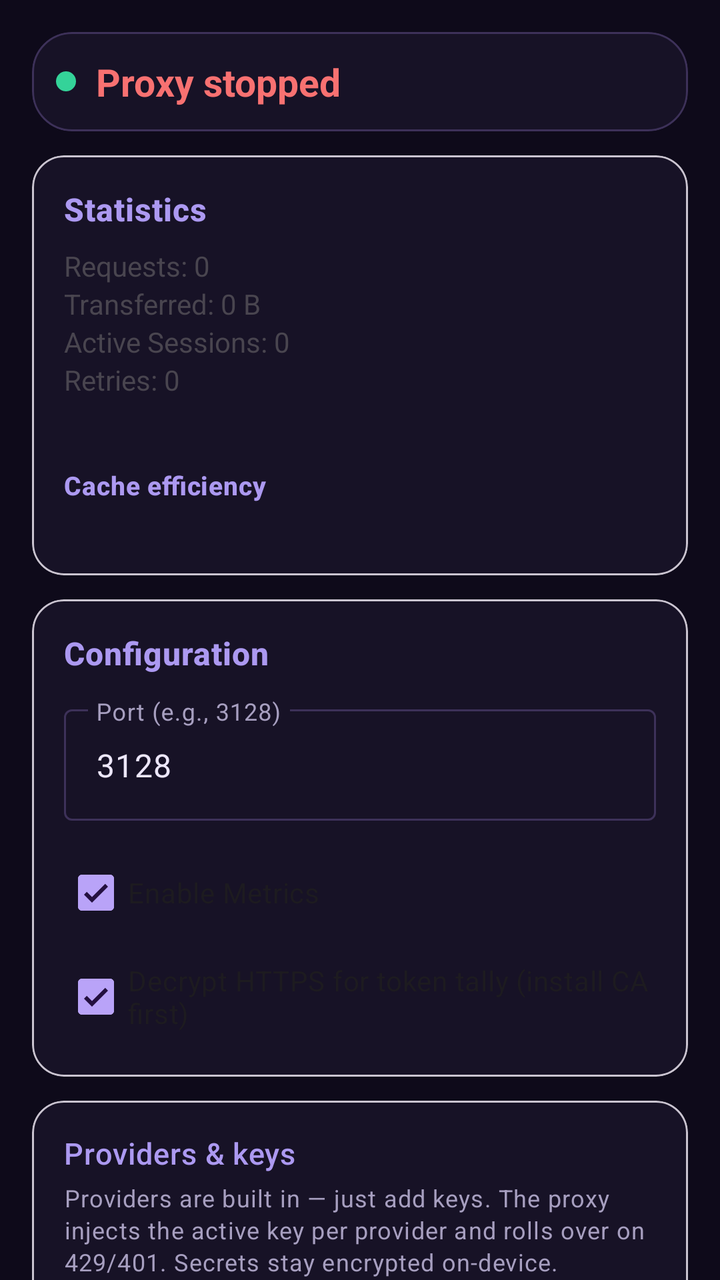
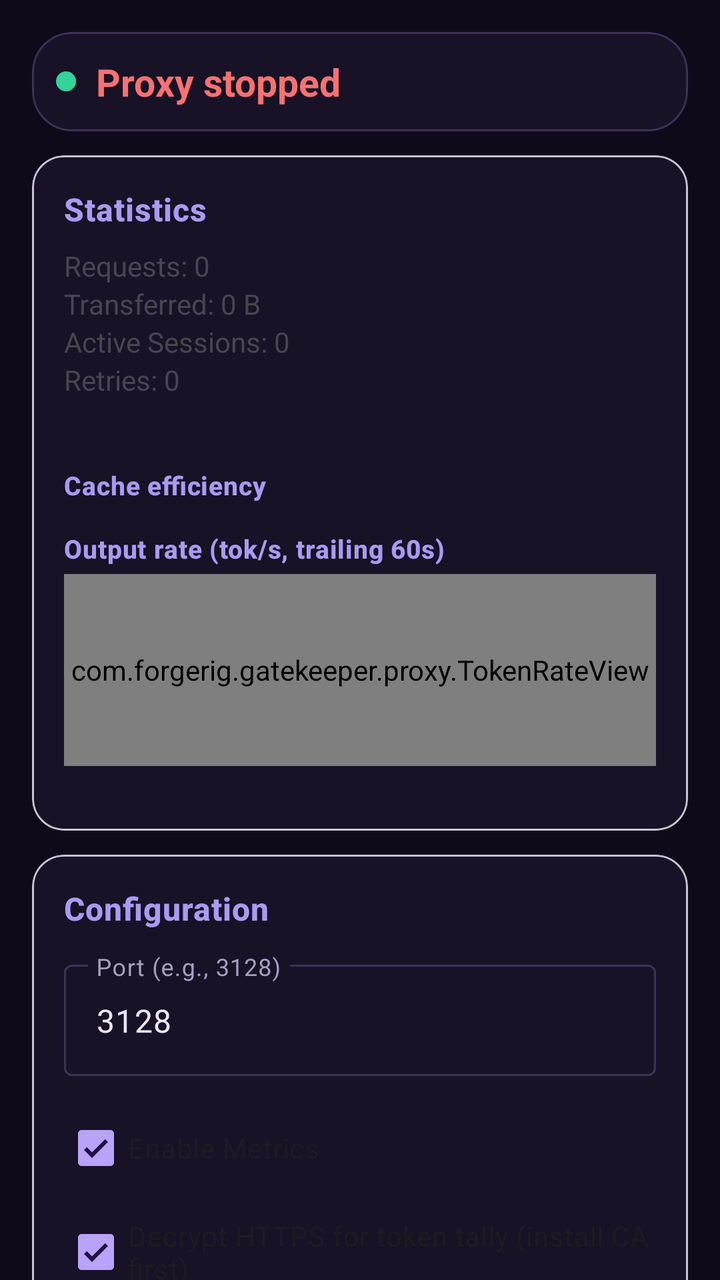

Two renders of the same Android screen: before a commit and after it. Below are the layout's source before the change and the commit's diff.
<!-- AndroidManifest.xml: activity theme Theme.ProxyApp.NoActionBar -->
<!-- res/layout/activity_main.xml -->
<?xml version="1.0" encoding="utf-8"?>
<androidx.constraintlayout.widget.ConstraintLayout
    xmlns:android="http://schemas.android.com/apk/res/android"
    xmlns:app="http://schemas.android.com/apk/res-auto"
    xmlns:tools="http://schemas.android.com/tools"
    android:layout_width="match_parent"
    android:layout_height="match_parent"
    android:fitsSystemWindows="true"
    tools:context=".MainActivity">

    <androidx.core.widget.NestedScrollView
        android:layout_width="match_parent"
        android:layout_height="0dp"
        android:fillViewport="true"
        app:layout_constraintBottom_toBottomOf="parent"
        app:layout_constraintTop_toTopOf="parent"
        app:layout_constraintStart_toStartOf="parent"
        app:layout_constraintEnd_toEndOf="parent">

        <LinearLayout
            android:layout_width="match_parent"
            android:layout_height="wrap_content"
            android:orientation="vertical"
            android:padding="16dp">

            <com.google.android.material.card.MaterialCardView
                android:id="@+id/statusCard"
                android:layout_width="match_parent"
                android:layout_height="wrap_content"
                android:layout_marginBottom="12dp"
                app:cardCornerRadius="20dp"
                app:strokeWidth="1dp"
                app:strokeColor="@color/outline"
                app:cardBackgroundColor="@color/surface">

                <LinearLayout
                    android:layout_width="match_parent"
                    android:layout_height="wrap_content"
                    android:orientation="vertical"
                    android:padding="12dp">

                    <LinearLayout
                        android:layout_width="match_parent"
                        android:layout_height="wrap_content"
                        android:orientation="horizontal"
                        android:gravity="center_vertical">

                        <View
                            android:id="@+id/statusDot"
                            android:layout_width="10dp"
                            android:layout_height="10dp"
                            android:layout_marginEnd="10dp"
                            android:background="@drawable/status_dot" />

                        <TextView
                            android:id="@+id/statusText"
                            android:layout_width="0dp"
                            android:layout_height="wrap_content"
                            android:layout_weight="1"
                            android:text="@string/proxy_stopped"
                            android:textSize="19sp"
                            android:textStyle="bold"
                            android:textColor="@color/red" />
                    </LinearLayout>

                    <TextView
                        android:id="@+id/portText"
                        android:layout_width="match_parent"
                        android:layout_height="wrap_content"
                        android:text=""
                        android:textSize="13sp"
                        android:gravity="center"
                        android:layout_marginTop="4dp"
                        android:textColor="@color/purple_200"
                        android:visibility="gone"/>

                    <TextView
                        android:id="@+id/upstreamText"
                        android:layout_width="match_parent"
                        android:layout_height="wrap_content"
                        android:text=""
                        android:textSize="12sp"
                        android:gravity="center"
                        android:layout_marginTop="2dp"
                        android:visibility="gone"/>
                </LinearLayout>
            </com.google.android.material.card.MaterialCardView>

            <com.google.android.material.card.MaterialCardView
                android:id="@+id/statsCard"
                android:layout_width="match_parent"
                android:layout_height="wrap_content"
                app:cardBackgroundColor="@color/surface"
                android:layout_marginBottom="12dp"
                app:cardCornerRadius="16dp">

                <LinearLayout
                    android:layout_width="match_parent"
                    android:layout_height="wrap_content"
                    android:orientation="vertical"
                    android:padding="16dp">

                    <TextView
                        android:layout_width="match_parent"
                        android:layout_height="wrap_content"
                        android:text="Statistics"
                        android:textSize="16sp"
                        android:textStyle="bold"
                        style="@style/Text.SectionTitle"/>

                    <TextView
                        android:id="@+id/requestsText"
                        android:layout_width="match_parent"
                        android:layout_height="wrap_content"
                        android:text="Requests: 0"
                        android:layout_marginTop="8dp"/>

                    <TextView
                        android:id="@+id/bytesText"
                        android:layout_width="match_parent"
                        android:layout_height="wrap_content"
                        android:text="Transferred: 0 B"/>

                    <TextView
                        android:id="@+id/sessionsText"
                        android:layout_width="match_parent"
                        android:layout_height="wrap_content"
                        android:text="Active Sessions: 0"/>

                    <TextView
                        android:id="@+id/retriesText"
                        android:layout_width="match_parent"
                        android:layout_height="wrap_content"
                        android:text="Retries: 0"/>

                    <TableLayout
                        android:id="@+id/tokensTable"
                        android:layout_width="match_parent"
                        android:layout_height="wrap_content"
                        android:layout_marginTop="8dp"
                        android:stretchColumns="1,2,3,4"
                        android:shrinkColumns="0">
                    </TableLayout>

                    <TextView
                        android:id="@+id/tokensFooterText"
                        android:layout_width="match_parent"
                        android:layout_height="wrap_content"
                        android:textSize="12sp"
                        android:fontFamily="monospace"
                        android:textColor="@color/title_violet"
                        android:text=""/>

                    <TextView
                        android:layout_width="match_parent"
                        android:layout_height="wrap_content"
                        android:layout_marginTop="10dp"
                        android:text="Cache efficiency"
                        android:textSize="13sp"
                        android:textStyle="bold"
                        style="@style/Text.SectionTitle"/>

                    <LinearLayout
                        android:id="@+id/cacheChart"
                        android:layout_width="match_parent"
                        android:layout_height="wrap_content"
                        android:layout_marginTop="4dp"
                        android:orientation="vertical">
                    </LinearLayout>

                    <TextView
                        android:id="@+id/hostsText"
                        android:layout_width="match_parent"
                        android:layout_height="wrap_content"
                        android:textSize="12sp"
                        android:fontFamily="monospace"
                        android:text=""/>
                </LinearLayout>
            </com.google.android.material.card.MaterialCardView>

            <com.google.android.material.card.MaterialCardView
                android:id="@+id/configCard"
                android:layout_width="match_parent"
                android:layout_height="wrap_content"
                app:cardBackgroundColor="@color/surface"
                android:layout_marginBottom="12dp"
                app:cardCornerRadius="16dp">

                <LinearLayout
                    android:layout_width="match_parent"
                    android:layout_height="wrap_content"
                    android:orientation="vertical"
                    android:padding="16dp">

                    <TextView
                        android:layout_width="match_parent"
                        android:layout_height="wrap_content"
                        android:text="Configuration"
                        android:textSize="16sp"
                        android:textStyle="bold"
                        style="@style/Text.SectionTitle"/>

                    <com.google.android.material.textfield.TextInputLayout
                        android:layout_width="match_parent"
                        android:layout_height="wrap_content"
                        android:layout_marginTop="12dp"
                        android:hint="@string/port_hint"
                        style="@style/Widget.Material3.TextInputLayout.OutlinedBox">

                        <com.google.android.material.textfield.TextInputEditText
                            android:id="@+id/portInput"
                            android:layout_width="match_parent"
                            android:layout_height="wrap_content"
                            android:inputType="number"
                            android:text="3128"/>
                    </com.google.android.material.textfield.TextInputLayout>

                    <com.google.android.material.checkbox.MaterialCheckBox
                        android:id="@+id/metricsCheck"
                        android:layout_width="wrap_content"
                        android:layout_height="wrap_content"
                        android:layout_marginTop="12dp"
                        android:text="@string/metrics_enabled"
                        android:checked="true"/>

                    <com.google.android.material.checkbox.MaterialCheckBox
                        android:id="@+id/mitmCheck"
                        android:layout_width="wrap_content"
                        android:layout_height="wrap_content"
                        android:layout_marginTop="4dp"
                        android:text="@string/mitm_enabled"
                        android:checked="true"/>
                </LinearLayout>
            </com.google.android.material.card.MaterialCardView>

            <com.google.android.material.card.MaterialCardView
                android:id="@+id/providersCard"
                android:layout_width="match_parent"
                android:layout_height="wrap_content"
                android:layout_marginBottom="12dp"
                app:cardCornerRadius="16dp"
                app:cardBackgroundColor="@color/surface">

                <LinearLayout
                    android:layout_width="match_parent"
                    android:layout_height="wrap_content"
                    android:orientation="vertical"
                    android:padding="16dp">

                    <TextView
                        android:layout_width="match_parent"
                        android:layout_height="wrap_content"
                        style="@style/Text.SectionTitle"
                        android:text="@string/providers_title"/>

                    <TextView
                        android:layout_width="match_parent"
                        android:layout_height="wrap_content"
                        style="@style/Text.Hint"
                        android:layout_marginTop="4dp"
                        android:text="@string/providers_hint"/>

                    <TextView
                        android:id="@+id/providersSummaryText"
                        android:layout_width="match_parent"
                        android:layout_height="wrap_content"
                        android:layout_marginTop="8dp"
                        android:textSize="13sp"
                        android:fontFamily="monospace"
                        android:text="no providers configured"/>

                    <com.google.android.material.button.MaterialButton
                        android:id="@+id/addKeyButton"
                        android:layout_width="match_parent"
                        android:layout_height="wrap_content"
                        android:layout_marginTop="8dp"
                        android:text="@string/add_key"
                        style="@style/Widget.Material3.Button.TonalButton"/>

                    <LinearLayout
                        android:layout_width="match_parent"
                        android:layout_height="wrap_content"
                        android:orientation="horizontal"
                        android:layout_marginTop="8dp">

                        <com.google.android.material.button.MaterialButton
                            android:id="@+id/exportBackupButton"
                            android:layout_width="0dp"
                            android:layout_height="wrap_content"
                            android:layout_weight="1"
                            android:layout_marginEnd="4dp"
                            android:text="@string/export_backup"
                            style="@style/Widget.Material3.Button.OutlinedButton"/>

                        <com.google.android.material.button.MaterialButton
                            android:id="@+id/importBackupButton"
                            android:layout_width="0dp"
                            android:layout_height="wrap_content"
                            android:layout_weight="1"
                            android:layout_marginStart="4dp"
                            android:text="@string/import_backup"
                            style="@style/Widget.Material3.Button.OutlinedButton"/>
                    </LinearLayout>

                    <com.google.android.material.button.MaterialButton
                        android:id="@+id/exportCaButton"
                        android:layout_width="match_parent"
                        android:layout_height="wrap_content"
                        android:layout_marginTop="8dp"
                        android:text="@string/export_ca"
                        style="@style/Widget.Material3.Button.OutlinedButton"/>
                </LinearLayout>
            </com.google.android.material.card.MaterialCardView>

            <com.google.android.material.card.MaterialCardView
                android:id="@+id/eventsCard"
                android:layout_width="match_parent"
                android:layout_height="wrap_content"
                android:layout_marginBottom="12dp"
                app:cardCornerRadius="16dp"
                app:cardBackgroundColor="@color/surface">

                <LinearLayout
                    android:layout_width="match_parent"
                    android:layout_height="wrap_content"
                    android:orientation="vertical"
                    android:padding="16dp">

                    <TextView
                        android:layout_width="match_parent"
                        android:layout_height="wrap_content"
                        style="@style/Text.SectionTitle"
                        android:text="@string/events_title"/>

                    <ScrollView
                        android:id="@+id/eventsScrollView"
                        android:layout_width="match_parent"
                        android:layout_height="wrap_content"
                        android:maxHeight="220dp"
                        android:layout_marginTop="8dp"
                        android:background="@drawable/script_block_bg">

                        <TextView
                            android:id="@+id/eventsText"
                            android:layout_width="match_parent"
                            android:layout_height="wrap_content"
                            android:padding="10dp"
                            style="@style/Text.ScriptBlock"
                            android:text="No events yet — start the proxy."/>
                    </ScrollView>
                </LinearLayout>
            </com.google.android.material.card.MaterialCardView>

            <LinearLayout
                android:layout_width="match_parent"
                android:layout_height="wrap_content"
                android:orientation="horizontal"
                android:gravity="center"
                android:layout_marginTop="4dp">

                <com.google.android.material.button.MaterialButton
                    android:id="@+id/startStopButton"
                    android:layout_width="0dp"
                    android:layout_height="wrap_content"
                    android:layout_weight="1"
                    android:layout_marginEnd="8dp"
                    android:text="@string/start_proxy"
                    app:icon="@android:drawable/ic_media_play"/>

                <com.google.android.material.button.MaterialButton
                    android:id="@+id/exportButton"
                    android:layout_width="0dp"
                    android:layout_height="wrap_content"
                    android:layout_weight="1"
                    android:layout_marginStart="8dp"
                    android:text="@string/export_metrics"/>
            </LinearLayout>

            <com.google.android.material.button.MaterialButton
                android:id="@+id/clearButton"
                android:layout_width="match_parent"
                android:layout_height="wrap_content"
                android:layout_marginTop="8dp"
                android:text="@string/clear_metrics"
                style="@style/Widget.Material3.Button.OutlinedButton"/>

            <com.google.android.material.card.MaterialCardView
                android:id="@+id/setupScriptCard"
                android:layout_width="match_parent"
                android:layout_height="wrap_content"
                app:cardBackgroundColor="@color/surface"
                android:layout_marginTop="12dp"
                app:cardCornerRadius="16dp">

                <LinearLayout
                    android:layout_width="match_parent"
                    android:layout_height="wrap_content"
                    android:orientation="vertical"
                    android:padding="16dp">

                    <LinearLayout
                        android:id="@+id/setupScriptHeader"
                        android:layout_width="match_parent"
                        android:layout_height="wrap_content"
                        android:orientation="horizontal"
                        android:gravity="center_vertical"
                        android:clickable="true"
                        android:focusable="true">

                        <TextView
                            android:layout_width="0dp"
                            android:layout_height="wrap_content"
                            android:layout_weight="1"
                            android:text="@string/setup_script_title"
                            android:textSize="16sp"
                            android:textStyle="bold"
                            style="@style/Text.SectionTitle"/>

                        <ImageView
                            android:id="@+id/setupScriptExpandIcon"
                            android:layout_width="32dp"
                            android:layout_height="32dp"
                            android:padding="4dp"
                            android:src="@android:drawable/arrow_down_float"
                            android:contentDescription="@string/expand"/>
                    </LinearLayout>

                    <TextView
                        android:layout_width="match_parent"
                        android:layout_height="wrap_content"
                        android:text="@string/setup_script_hint"
                        style="@style/Text.Hint"
                        android:layout_marginTop="4dp"/>

                    <com.google.android.material.button.MaterialButton
                        android:id="@+id/copyScriptButton"
                        android:layout_width="wrap_content"
                        android:layout_height="wrap_content"
                        android:layout_marginTop="8dp"
                        android:text="@string/copy_setup_script"
                        app:icon="@android:drawable/ic_menu_save"
                        app:strokeWidth="1dp"
                        app:strokeColor="@color/outline"/>

                    <ScrollView
                        android:id="@+id/setupScriptScrollView"
                        android:layout_width="match_parent"
                        android:layout_height="wrap_content"
                        android:maxHeight="280dp"
                        android:layout_marginTop="8dp"
                        android:background="@drawable/script_block_bg"
                        android:visibility="gone">

                        <HorizontalScrollView
                            android:layout_width="match_parent"
                            android:layout_height="wrap_content">

                            <TextView
                                android:id="@+id/setupScriptText"
                                android:layout_width="wrap_content"
                                android:layout_height="wrap_content"
                                android:padding="10dp"
                                style="@style/Text.ScriptBlock"
                                android:textIsSelectable="true"/>
                        </HorizontalScrollView>
                    </ScrollView>
                </LinearLayout>
            </com.google.android.material.card.MaterialCardView>

            <com.google.android.material.card.MaterialCardView
                android:id="@+id/cleanupScriptCard"
                android:layout_width="match_parent"
                android:layout_height="wrap_content"
                app:cardBackgroundColor="@color/surface"
                android:layout_marginTop="12dp"
                android:layout_marginBottom="24dp"
                app:cardCornerRadius="16dp">

                <LinearLayout
                    android:layout_width="match_parent"
                    android:layout_height="wrap_content"
                    android:orientation="vertical"
                    android:padding="16dp">

                    <LinearLayout
                        android:id="@+id/cleanupScriptHeader"
                        android:layout_width="match_parent"
                        android:layout_height="wrap_content"
                        android:orientation="horizontal"
                        android:gravity="center_vertical"
                        android:clickable="true"
                        android:focusable="true">

                        <TextView
                            android:layout_width="0dp"
                            android:layout_height="wrap_content"
                            android:layout_weight="1"
                            android:text="@string/cleanup_script_title"
                            android:textSize="16sp"
                            android:textStyle="bold"
                            style="@style/Text.SectionTitle"/>

                        <ImageView
                            android:id="@+id/cleanupScriptExpandIcon"
                            android:layout_width="32dp"
                            android:layout_height="32dp"
                            android:padding="4dp"
                            android:src="@android:drawable/arrow_down_float"
                            android:contentDescription="@string/expand"/>
                    </LinearLayout>

                    <TextView
                        android:layout_width="match_parent"
                        android:layout_height="wrap_content"
                        android:text="@string/cleanup_script_hint"
                        style="@style/Text.Hint"
                        android:layout_marginTop="4dp"/>

                    <com.google.android.material.button.MaterialButton
                        android:id="@+id/copyCleanupButton"
                        android:layout_width="wrap_content"
                        android:layout_height="wrap_content"
                        android:layout_marginTop="8dp"
                        android:text="@string/copy_cleanup_script"
                        app:icon="@android:drawable/ic_menu_save"
                        app:strokeWidth="1dp"
                        app:strokeColor="@color/outline"/>

                    <ScrollView
                        android:id="@+id/cleanupScriptScrollView"
                        android:layout_width="match_parent"
                        android:layout_height="wrap_content"
                        android:maxHeight="280dp"
                        android:layout_marginTop="8dp"
                        android:background="@drawable/script_block_bg"
                        android:visibility="gone">

                        <HorizontalScrollView
                            android:layout_width="match_parent"
                            android:layout_height="wrap_content">

                            <TextView
                                android:id="@+id/cleanupScriptText"
                                android:layout_width="wrap_content"
                                android:layout_height="wrap_content"
                                android:padding="8dp"
                                android:textSize="11sp"
                                android:fontFamily="monospace"
                                android:textIsSelectable="true"/>
                        </HorizontalScrollView>
                    </ScrollView>
                </LinearLayout>
            </com.google.android.material.card.MaterialCardView>
        </LinearLayout>
    </androidx.core.widget.NestedScrollView>
</androidx.constraintlayout.widget.ConstraintLayout>
<!-- resources referenced by this layout -->
<resources>
  <color name="outline">#FF3D3159</color>
  <color name="purple_200">#FFB9A3F8</color>
  <color name="red">#FFF87171</color>
  <color name="surface">#FF171226</color>
  <color name="title_violet">#FFAC99F1</color>
  <!-- drawable script_block_bg (drawable) -->
  <?xml version="1.0" encoding="utf-8"?>
  <shape xmlns:android="http://schemas.android.com/apk/res/android"
      android:shape="rectangle">
      <solid android:color="@color/surface_high" />
      <stroke
          android:width="1dp"
          android:color="@color/outline_variant" />
      <corners android:radius="12dp" />
  </shape>
  <!-- drawable status_dot (drawable) -->
  <?xml version="1.0" encoding="utf-8"?>
  <shape xmlns:android="http://schemas.android.com/apk/res/android"
      android:shape="oval">
      <solid android:color="@color/status_running" />
      <size
          android:width="10dp"
          android:height="10dp" />
  </shape>
  <string name="add_key">Add key</string>
  <string name="cleanup_script_hint">Copy and paste into Termux / proot Ubuntu to remove proxy env, kill daemon, clear metrics.</string>
  <string name="cleanup_script_title">Terminal cleanup script</string>
  <string name="clear_metrics">Clear Metrics</string>
  <string name="copy_cleanup_script">Copy cleanup script</string>
  <string name="copy_setup_script">Copy setup script</string>
  <string name="events_title">Recent events</string>
  <string name="expand">Expand</string>
  <string name="export_backup">Export backup</string>
  <string name="export_ca">Export MITM CA</string>
  <string name="export_metrics">Export Metrics</string>
  <string name="import_backup">Import backup</string>
  <string name="metrics_enabled">Enable Metrics</string>
  <string name="mitm_enabled">Decrypt HTTPS for token tally (install CA first)</string>
  <string name="port_hint">Port (e.g., 3128)</string>
  <string name="providers_hint">Providers are built in — just add keys. The proxy injects the active key per provider and rolls over on 429/401. Secrets stay encrypted on-device.</string>
  <string name="providers_title">Providers &amp; keys</string>
  <string name="proxy_stopped">Proxy stopped</string>
  <string name="setup_script_hint">Copy and paste into Termux / proot Ubuntu to route opencode through this proxy.</string>
  <string name="setup_script_title">Terminal setup script</string>
  <string name="start_proxy">Start Proxy</string>
  <style name="Text.Hint" parent="TextAppearance.Material3.BodySmall">
          <item name="android:textColor">@color/hint_text</item>
      </style>
  <style name="Text.ScriptBlock" parent="TextAppearance.Material3.BodySmall">
          <item name="android:textColor">@color/on_surface</item>
          <item name="android:fontFamily">monospace</item>
          <item name="android:textSize">11sp</item>
      </style>
  <style name="Text.SectionTitle" parent="TextAppearance.Material3.TitleMedium">
          <item name="android:textColor">@color/title_violet</item>
          <item name="android:textSize">15sp</item>
          <item name="android:letterSpacing">0.02</item>
      </style>
  <style name="Theme.ProxyApp.NoActionBar">
          <item name="windowActionBar">false</item>
          <item name="windowNoTitle">true</item>
      </style>
  <color name="surface_high">#FF241B3D</color>
  <color name="outline_variant">#FF2C2342</color>
  <color name="status_running">#FF34D399</color>
  <color name="hint_text">#FFA79FC0</color>
  <color name="on_surface">#FFEDE7FB</color>
</resources>

<!-- the commit's change to res/layout/activity_main.xml (unified diff, before → after) -->
@@ -167,6 +167,21 @@
                         android:layout_marginTop="4dp"
                         android:orientation="vertical">
                     </LinearLayout>
+
+                    <TextView
+                        android:layout_width="match_parent"
+                        android:layout_height="wrap_content"
+                        android:layout_marginTop="10dp"
+                        android:text="Output rate (tok/s, trailing 60s)"
+                        android:textSize="13sp"
+                        android:textStyle="bold"
+                        style="@style/Text.SectionTitle"/>
+
+                    <com.forgerig.gatekeeper.proxy.TokenRateView
+                        android:id="@+id/rateChart"
+                        android:layout_width="match_parent"
+                        android:layout_height="96dp"
+                        android:layout_marginTop="4dp"/>
 
                     <TextView
                         android:id="@+id/hostsText"
